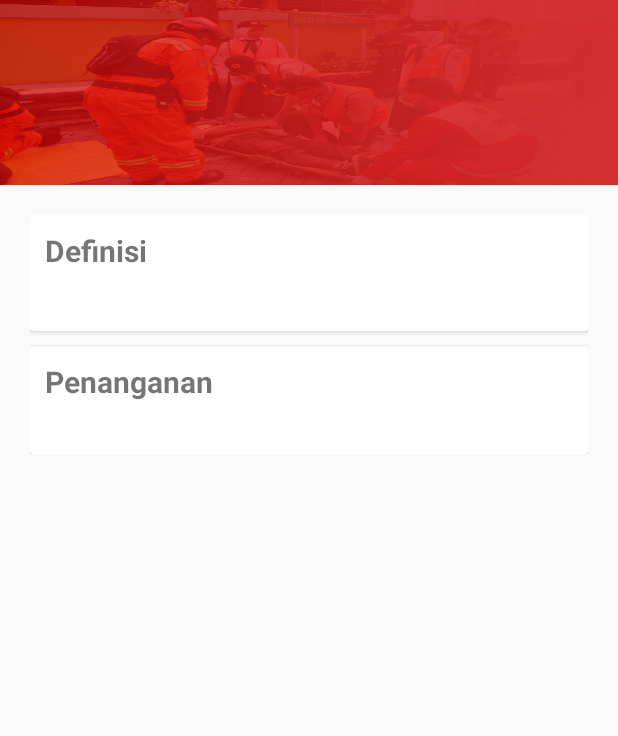
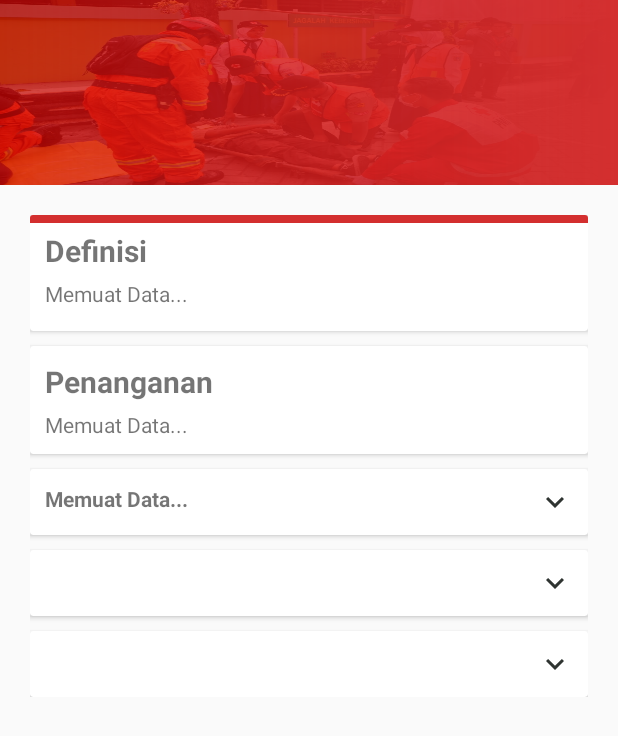
Before and after one commit to yogaiw/Tolong_in, an Android app: the DetailPertolongan screen opened directly, with no data from a screen before it, on a phone screen of 412 x 824 dp. Shown: the top 736 px of the screen. Run offline under Robolectric (Android 15) with nearby library versions, the phone set to English and light mode, and no system bars; our stand-ins replace Firebase (no records; nobody signed in at launch, a user with empty details on screens opened directly); 5 statements that could not run were skipped.

Commit message:
Pusing ah

```diff
--- a/app/src/main/java/com/fourthgroup/tolongin/DetailPertolongan.java
+++ b/app/src/main/java/com/fourthgroup/tolongin/DetailPertolongan.java
@@ -2,8 +2,10 @@ package com.fourthgroup.tolongin;
 
 import androidx.annotation.NonNull;
 import androidx.appcompat.app.AppCompatActivity;
+import androidx.cardview.widget.CardView;
 
 import android.os.Bundle;
+import android.view.View;
 import android.widget.TextView;
 
 import com.google.firebase.database.DataSnapshot;
@@ -12,10 +14,11 @@ import com.google.firebase.database.DatabaseReference;
 import com.google.firebase.database.FirebaseDatabase;
 import com.google.firebase.database.ValueEventListener;
 
-public class DetailPertolongan extends AppCompatActivity {
+public class DetailPertolongan extends AppCompatActivity implements View.OnClickListener {
 
     DatabaseReference ref;
-    TextView judul, definisi, section1;
+    TextView judul, definisi, section1, section2_head, section2_content, section3_head, section3_content, section4_head, section4_content;
+    CardView section2card, section3card, section4card;
     static int posisi;
 
     @Override
@@ -23,18 +26,44 @@ public class DetailPertolongan extends AppCompatActivity {
         super.onCreate(savedInstanceState);
         setContentView(R.layout.activity_detail_pertolongan);
 
+        judul = findViewById(R.id.judul);
         definisi = findViewById(R.id.definisi);
         section1 = findViewById(R.id.section1);
-        judul = findViewById(R.id.judul);
+
+        section2card = findViewById(R.id.section2);
+        section2_head = findViewById(R.id.section2_head);
+        section2_content = findViewById(R.id.section2_content);
+
+        section3card = findViewById(R.id.section3);
+        section3_head = findViewById(R.id.section3_head);
+        section3_content = findViewById(R.id.section3_content);
+
+        section4card = findViewById(R.id.section4);
+        section4_head = findViewById(R.id.section4_head);
+        section4_content = findViewById(R.id.section4_content);
+
+        section2card.setOnClickListener(this);
+        section3card.setOnClickListener(this);
+        section4card.setOnClickListener(this);
 
         System.out.println("posisi : " + posisi);
 
         switch (posisi) {
-            case 0:
-                ref = FirebaseDatabase.getInstance().getReference("BHD");
+            case 0: ref = FirebaseDatabase.getInstance().getReference("BHD");
                 break;
-            case 1:
-                ref = FirebaseDatabase.getInstance().getReference("RJP");
+            case 1: ref = FirebaseDatabase.getInstance().getReference("RJP");
+                break;
+            case 2: ref = FirebaseDatabase.getInstance().getReference("Pingsan");
+                break;
+            case 3: ref = FirebaseDatabase.getInstance().getReference("Asma");
+                break;
+            case 4: ref = FirebaseDatabase.getInstance().getReference("Pendarahan");
+                break;
+            case 5: ref = FirebaseDatabase.getInstance().getReference("Syok");
+                break;
+            case 6: ref = FirebaseDatabase.getInstance().getReference("PatahTulang");
+                break;
+            case 7: ref = FirebaseDatabase.getInstance().getReference("LukaBakar");
                 break;
             default:
                 break;
@@ -43,13 +72,12 @@ public class DetailPertolongan extends AppCompatActivity {
         ref.addValueEventListener(new ValueEventListener() {
             @Override
             public void onDataChange(@NonNull DataSnapshot dataSnapshot) {
-                String mJudul = dataSnapshot.child("judul").getValue().toString();
-                String mDefinisi = dataSnapshot.child("definisi").getValue().toString();
-                String mSection1 = dataSnapshot.child("section1").getValue().toString();
+                judul.setText(dataSnapshot.child("judul").getValue().toString());
+                definisi.setText(dataSnapshot.child("definisi").getValue().toString());
+                section1.setText(dataSnapshot.child("section1").getValue().toString());
 
-                judul.setText(mJudul);
-                definisi.setText(mDefinisi);
-                section1.setText(mSection1);
+                section2_head.setText(dataSnapshot.child("section2_head").getValue().toString());
+                section2_content.setText(dataSnapshot.child("section2_content").getValue().toString());
             }
 
             @Override
@@ -59,4 +87,33 @@ public class DetailPertolongan extends AppCompatActivity {
         });
 
     }
+
+    @Override
+    public void onClick(View v) {
+        switch (v.getId()) {
+            case R.id.section2:
+                if(section2_content.getVisibility() != View.VISIBLE) {
+                    section2_content.setVisibility(View.VISIBLE);
+                } else {
+                    section2_content.setVisibility(View.GONE);
+                }
+                break;
+            case R.id.section3:
+                if(section3_content.getVisibility() != View.VISIBLE) {
+                    section3_content.setVisibility(View.VISIBLE);
+                } else {
+                    section3_content.setVisibility(View.GONE);
+                }
+                break;
+            case R.id.section4:
+                if(section4_content.getVisibility() != View.VISIBLE) {
+                    section4_content.setVisibility(View.VISIBLE);
+                } else {
+                    section4_content.setVisibility(View.GONE);
+                }
+                break;
+            default:
+                break;
+        }
+    }
 }
--- /dev/null
+++ b/app/src/main/res/drawable/ic_sembunyikan.xml
@@ -0,0 +1,5 @@
+<vector android:height="24dp" android:tint="#2F3431"
+    android:viewportHeight="24" android:viewportWidth="24"
+    android:width="24dp" xmlns:android="http://schemas.android.com/apk/res/android">
+    <path android:fillColor="@android:color/white" android:pathData="M7.41,15.41L12,10.83l4.59,4.58L18,14l-6,-6 -6,6z"/>
+</vector>
--- /dev/null
+++ b/app/src/main/res/drawable/ic_tampilkan.xml
@@ -0,0 +1,5 @@
+<vector android:height="24dp" android:tint="#2F3431"
+    android:viewportHeight="24" android:viewportWidth="24"
+    android:width="24dp" xmlns:android="http://schemas.android.com/apk/res/android">
+    <path android:fillColor="@android:color/white" android:pathData="M7.41,8.59L12,13.17l4.59,-4.58L18,10l-6,6 -6,-6 1.41,-1.41z"/>
+</vector>
--- a/app/src/main/res/layout/activity_detail_pertolongan.xml
+++ b/app/src/main/res/layout/activity_detail_pertolongan.xml
@@ -47,6 +47,10 @@
                 android:layout_width="match_parent"
                 android:layout_height="wrap_content"
                 android:elevation="20dp">
+                <View
+                    android:layout_width="match_parent"
+                    android:layout_height="5dp"
+                    android:background="@color/colorPrimary"/>
                 <LinearLayout
                     android:layout_width="match_parent"
                     android:layout_height="match_parent"
@@ -68,6 +72,7 @@
                 </LinearLayout>
             </androidx.cardview.widget.CardView>
 
+            <!-- Section1 -->
             <androidx.cardview.widget.CardView
                 android:layout_width="match_parent"
                 android:layout_height="wrap_content"
@@ -93,6 +98,123 @@
                         android:layout_height="wrap_content"/>
                 </LinearLayout>
             </androidx.cardview.widget.CardView>
+
+            <!-- Section2 -->
+            <androidx.cardview.widget.CardView
+                android:id="@+id/section2"
+                android:layout_width="match_parent"
+                android:layout_height="wrap_content"
+                android:elevation="20dp"
+                android:layout_marginTop="10dp">
+                <LinearLayout
+                    android:layout_width="match_parent"
+                    android:layout_height="wrap_content"
+                    android:orientation="vertical"
+                    android:padding="10dp">
+                    <RelativeLayout
+                        android:layout_width="wrap_content"
+                        android:layout_height="wrap_content"
+                        android:orientation="horizontal"
+                        android:gravity="center_vertical">
+                        <TextView
+                            android:id="@+id/section2_head"
+                            android:layout_width="wrap_content"
+                            android:layout_height="wrap_content"
+                            android:text="@string/memuat"
+                            android:textStyle="bold" />
+                        <ImageView
+                            android:layout_width="wrap_content"
+                            android:layout_height="wrap_content"
+                            android:layout_alignParentRight="true"
+                            android:src="@drawable/ic_tampilkan"/>
+                    </RelativeLayout>
+
+                    <TextView
+                        android:id="@+id/section2_content"
+                        android:text="@string/memuat"
+                        android:layout_width="match_parent"
+                        android:layout_height="wrap_content"
+                        android:visibility="gone"/>
+                </LinearLayout>
+            </androidx.cardview.widget.CardView>
+
+            <!-- Section3 -->
+            <androidx.cardview.widget.CardView
+                android:id="@+id/section3"
+                android:layout_width="match_parent"
+                android:layout_height="wrap_content"
+                android:elevation="20dp"
+                android:layout_marginTop="10dp">
+                <LinearLayout
+                    android:layout_width="match_parent"
+                    android:layout_height="wrap_content"
+                    android:orientation="vertical"
+                    android:padding="10dp">
+                    <RelativeLayout
+                        android:layout_width="wrap_content"
+                        android:layout_height="wrap_content"
+                        android:orientation="horizontal"
+                        android:gravity="center_vertical">
+                        <TextView
+                            android:id="@+id/section3_head"
+                            android:layout_width="wrap_content"
+                            android:layout_height="wrap_content"
+                            android:text=""
+                            android:textStyle="bold" />
+                        <ImageView
+                            android:layout_width="wrap_content"
+                            android:layout_height="wrap_content"
+                            android:layout_alignParentRight="true"
+                            android:src="@drawable/ic_tampilkan"/>
+                    </RelativeLayout>
+
+                    <TextView
+                        android:id="@+id/section3_content"
+                        android:text=""
+                        android:layout_width="match_parent"
+                        android:layout_height="wrap_content"
+                        android:visibility="gone"/>
+                </LinearLayout>
+            </androidx.cardview.widget.CardView>
+
+            <!-- Section4 -->
+            <androidx.cardview.widget.CardView
+                android:id="@+id/section4"
+                android:layout_width="match_parent"
+                android:layout_height="wrap_content"
+                android:elevation="20dp"
+                android:layout_marginTop="10dp">
+                <LinearLayout
+                    android:layout_width="match_parent"
+                    android:layout_height="wrap_content"
+                    android:orientation="vertical"
+                    android:padding="10dp">
+                    <RelativeLayout
+                        android:layout_width="wrap_content"
+                        android:layout_height="wrap_content"
+                        android:orientation="horizontal"
+                        android:gravity="center_vertical">
+                        <TextView
+                            android:id="@+id/section4_head"
+                            android:layout_width="wrap_content"
+                            android:layout_height="wrap_content"
+                            android:text=""
+                            android:textStyle="bold" />
+                        <ImageView
+                            android:layout_width="wrap_content"
+                            android:layout_height="wrap_content"
+                            android:layout_alignParentRight="true"
+                            android:src="@drawable/ic_tampilkan"/>
+                    </RelativeLayout>
+
+                    <TextView
+                        android:id="@+id/section4_content"
+                        android:text=""
+                        android:layout_width="match_parent"
+                        android:layout_height="wrap_content"
+                        android:visibility="gone"/>
+                </LinearLayout>
+            </androidx.cardview.widget.CardView>
         </LinearLayout>
     </androidx.core.widget.NestedScrollView>
 
```
Also changed, not shown: app/src/main/java/com/fourthgroup/tolongin/PertolonganPertama.java (+33 -16 lines).
